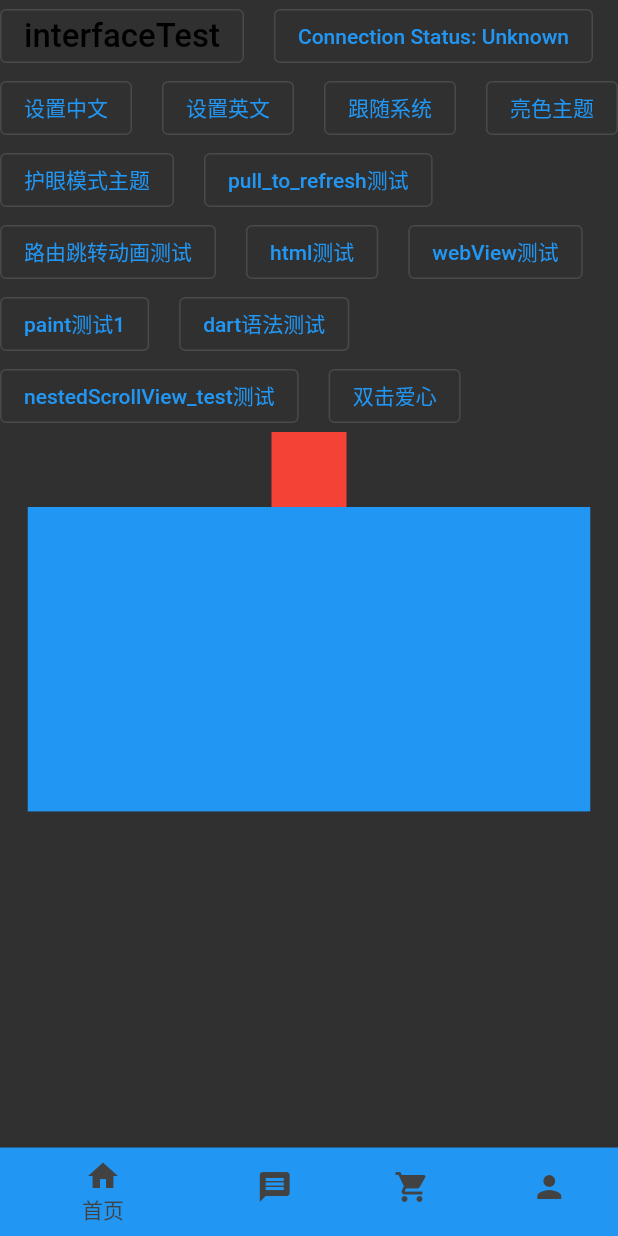
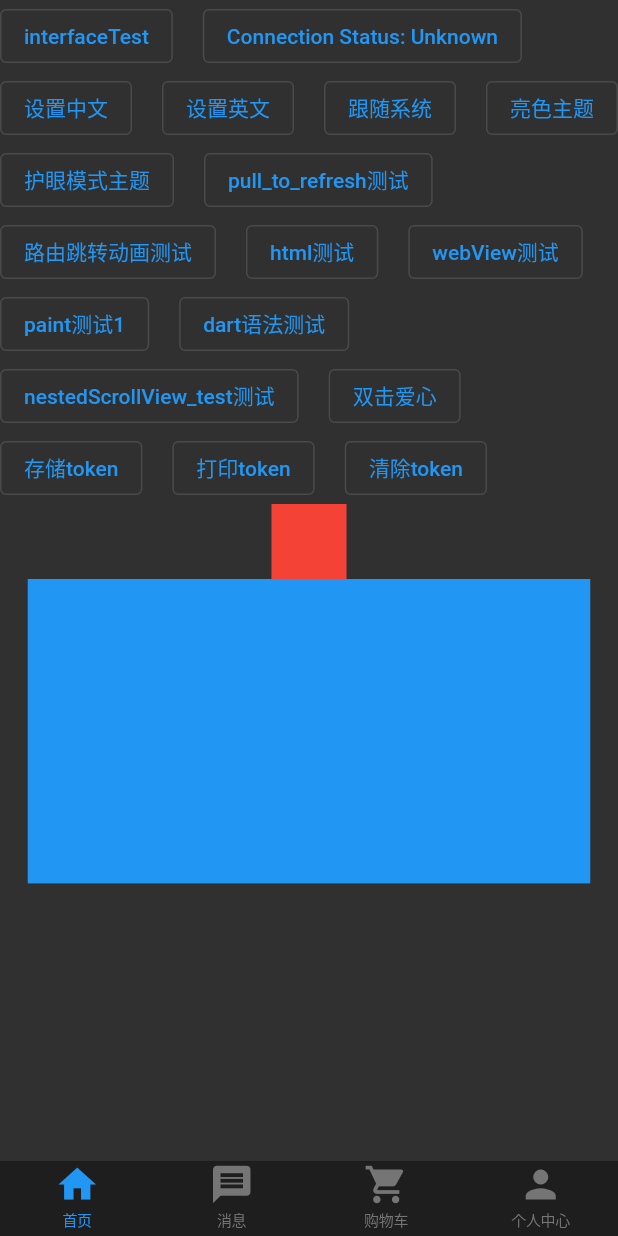
Before and after one commit to dysx/my_network_encapsulation, a Flutter app: the screen it shows after launch, on a phone screen of 412 x 824 dp. Run offline on Flutter 3.47's test engine with Material 2 defaults, Android fonts, the light colour scheme and no system bars; drawn by our look-alikes of oktoast, pull_to_refresh; our stand-ins replace connectivity, dio, extended_nested_scroll_view, flutter_html, logger, shared_preferences and 1 more.

Commit message:
新增路由拦截（统一处理需登陆权限页面）

```diff
--- a/lib/provider/theme_data_model.dart
+++ b/lib/provider/theme_data_model.dart
@@ -8,26 +8,26 @@ class ThemeDataModel extends ChangeNotifier {
 
   int get themeIndex => _themeIndex;
 
+  final ThemeData norTheme = ThemeData(
+      brightness: Brightness.light, // content颜色
+      primaryColor: Color(0xFFF8F8F8), // appbar、topBar颜色
+      accentColor: Colors.lightBlue[100],
+      backgroundColor: Colors.white);
+
+  final ThemeData darkTheme = ThemeData(
+      brightness: Brightness.dark,
+      primaryColor: Colors.black,
+      accentColor: Colors.red,
+      backgroundColor: Colors.black38);
+
   ThemeData get myThemeData {
     switch (_themeIndex) {
       case 0:
-        return ThemeData(
-            brightness: Brightness.light, // content颜色
-            primaryColor: Colors.blue[800], // appbar、topBar颜色
-            accentColor: Colors.lightBlue[100],
-            backgroundColor: Colors.red);
+        return norTheme;
       case 1:
-        return ThemeData(
-            brightness: Brightness.dark,
-            primaryColor: Colors.black,
-            accentColor: Colors.red,
-            backgroundColor: Colors.black38);
+        return darkTheme;
       default:
-        return ThemeData(
-            brightness: Brightness.light,
-            primaryColor: Colors.blue[800],
-            accentColor: Colors.lightBlue[100],
-            backgroundColor: Colors.red);
+        return norTheme;
     }
   }
 
--- a/lib/res/my_colors.dart
+++ b/lib/res/my_colors.dart
@@ -4,6 +4,9 @@ import 'dart:ui';
 /// 颜色管理
 class MyColors {
 
-  static const Color black = Color(0xFF000000);
+  static const Color grey_f8f8 = Color(0xFFF8F8F8);
+  static const Color black_3333 = Color(0xFF333333);
+  static const Color blue_91ff = Color(0xFF0091FF);
+  static const Color yellow_ab00 = Color(0xFFFFAB00);
 
 }
--- a/lib/res/my_text_styles.dart
+++ b/lib/res/my_text_styles.dart
@@ -6,16 +6,14 @@ import 'package:my_network_encapsulation/util/size_util.dart';
 
 /// 字体样式
 class MyTextStyles {
-
-  static TextStyle title = TextStyle(
-      fontSize: 20.sp,
-      color: MyColors.black
-  );
-
-  static TextStyle titleRightStyle = TextStyle(
-      fontSize: 20.sp,
-      color: Colors.red,
-      height: 1.3
-  );
-
+  static TextStyle fourteenWhite =
+      TextStyle(fontSize: 14.sp, color: Colors.white);
+  static TextStyle fourteenBlack3333 =
+  TextStyle(fontSize: 14.sp, color: MyColors.black_3333);
+  static TextStyle sixteenBlue91FF =
+      TextStyle(fontSize: 16.sp, color: MyColors.blue_91ff);
+  static TextStyle sixteenBlack3333 =
+      TextStyle(fontSize: 16.sp, color: MyColors.black_3333);
+  static TextStyle sixteenBlack3333Bold = TextStyle(
+      fontSize: 16.sp, color: MyColors.black_3333, fontWeight: FontWeight.bold);
 }
--- a/lib/routes/page_route_anim.dart
+++ b/lib/routes/page_route_anim.dart
@@ -53,6 +53,25 @@ class SlideTopRouteBuilder extends PageRouteBuilder {
                     ));
 }
 
+// 从下往上展开路由
+class SlideBottomRouteBuilder extends PageRouteBuilder {
+  final Widget page;
+
+  SlideBottomRouteBuilder(this.page)
+      : super(
+      pageBuilder: (context, animation, secondaryAnimation) => page,
+      transitionDuration: Duration(milliseconds: 800),
+      transitionsBuilder:
+          (context, animation, secondaryAnimation, child) =>
+          SlideTransition(
+            position: Tween<Offset>(
+                begin: Offset(0.0, 1.0), end: Offset(0.0, 0.0))
+                .animate(CurvedAnimation(
+                parent: animation, curve: Curves.fastOutSlowIn)),
+            child: child,
+          ));
+}
+
 // 从中间展开路由
 class SizeRoute extends PageRouteBuilder {
   final Widget page;
--- a/lib/routes/router_manger.dart
+++ b/lib/routes/router_manger.dart
@@ -1,19 +1,24 @@
 import 'package:flutter/material.dart';
 import 'package:flutter/cupertino.dart';
+import 'package:my_network_encapsulation/res/my_commons.dart';
 import 'package:my_network_encapsulation/ui/aixin/aixin.dart';
 import 'package:my_network_encapsulation/ui/base/not_found_page.dart';
 import 'package:my_network_encapsulation/ui/flutter_html_test.dart';
 import 'package:my_network_encapsulation/ui/grammar/grammarTest.dart';
 import 'package:my_network_encapsulation/ui/home.dart';
 import 'package:my_network_encapsulation/ui/home_page.dart';
+import 'package:my_network_encapsulation/ui/login/login.dart';
 import 'file:///E:/study_project/my_network_encapsulation/lib/ui/paintTest/paint_test.dart';
 import 'package:my_network_encapsulation/ui/route_anim/test.dart';
 import 'package:my_network_encapsulation/ui/scrollView/nestedScrollView_test.dart';
 import 'file:///E:/study_project/my_network_encapsulation/lib/routes/page_route_anim.dart';
 import 'package:my_network_encapsulation/ui/webview/webView_test.dart';
+import 'package:my_network_encapsulation/util/local_storage.dart';
+import 'package:my_network_encapsulation/util/log_utils.dart';
 
 /// 路由名
 class RouteName {
+  static const String login = 'login';
   static const String home = 'home';
   static const String homePage = 'homePage';
   static const String routeAnim = 'routeAnim';
@@ -29,7 +34,11 @@ class RouteName {
 /// [arguments]: 参数为Object类型，根据需求自定义；接受页面请定义
 class MyRouter {
   static Route<dynamic> generateRoute(RouteSettings settings) {
-    switch (settings.name) {
+    String routeName;
+    routeName = routeBeforeHook(settings);
+    switch (routeName) {
+      case RouteName.login:
+        return SlideBottomRouteBuilder(Login());
       case RouteName.home:
         return SizeRoute(Home());
       case RouteName.routeAnim:
@@ -51,6 +60,36 @@ class MyRouter {
       default:
         return FadeRouteBuilder(NotFoundPage());
     }
+  }
+
+  // 指定哪些页面需要登录权限
+  static List<String> powerPage = [
+    'grammarTest'
+  ];
+
+  /*登陆拦截*/
+  // 此处做登陆权限拦截
+  static String routeBeforeHook(RouteSettings settings) {
+    String route;
+    for (String item in powerPage) {
+      // 如果此路由需登陆权限
+      if (item == settings.name) {
+        // 获取本地存储的token
+        final token = LocalStorage.get(MyCommons.TOKEN) ?? '';
+        if (token != '') {
+          if(settings.name == 'login'){
+            route = 'login';
+          } else {
+            route = settings.name;
+          }
+        } else {
+          route = 'login';
+        }
+      } else {
+        route = settings.name;
+      }
+    }
+    return route;
   }
 }
 
--- a/lib/ui/base/not_found_page.dart
+++ b/lib/ui/base/not_found_page.dart
@@ -11,7 +11,7 @@ class NotFoundPage extends StatelessWidget{
         title: Text(''),
       ),
       body: Center(
-        child: Text('404页面'),
+        child: Text('404!抱歉，页面暂未找到'),
       ),
     );
   }
--- a/lib/ui/common/button/outlined_button.dart
+++ b/lib/ui/common/button/outlined_button.dart
@@ -7,10 +7,14 @@ import 'package:flutter/material.dart';
 class MyOutlinedButton extends StatelessWidget {
   MyOutlinedButton({this.text, this.onPressed,this.borderColor,this.style});
 
+  /// 按下事件
   final Function onPressed;
+  /// 按钮文字
   final String text;
+  /// 文字样式
+  final TextStyle style;
+  /// 边界颜色
   final Color borderColor;
-  final TextStyle style;
 
   @override
   Widget build(BuildContext context) {
--- a/lib/ui/grammar/grammarTest.dart
+++ b/lib/ui/grammar/grammarTest.dart
@@ -12,7 +12,7 @@ class GrammarTest extends StatelessWidget {
   Widget build(BuildContext context) {
     return Scaffold(
       appBar: AppBar(
-        title: Text(''),
+        toolbarHeight: 0,
       ),
       body: Column(
         children: [
--- a/lib/ui/home.dart
+++ b/lib/ui/home.dart
@@ -5,10 +5,15 @@ import 'package:connectivity/connectivity.dart';
 import 'package:flutter/cupertino.dart';
 import 'package:flutter/material.dart';
 import 'package:my_network_encapsulation/config/application.dart';
+import 'package:my_network_encapsulation/res/my_commons.dart';
+import 'package:my_network_encapsulation/res/my_text_styles.dart';
 import 'package:my_network_encapsulation/ui/aixin/aixin.dart';
 import 'package:my_network_encapsulation/ui/grammar/grammarTest.dart';
 import 'package:my_network_encapsulation/ui/home_page.dart';
+import 'package:my_network_encapsulation/ui/login/goto_login.dart';
+import 'package:my_network_encapsulation/ui/login/login.dart';
 import 'package:my_network_encapsulation/ui/paintTest/paint_test.dart';
+import 'package:my_network_encapsulation/util/local_storage.dart';
 
 /// @name：
 /// @author qds
@@ -29,22 +34,18 @@ class HomeState extends State<Home> {
   int currentIndex = 0;
   final List<BottomNavigationBarItem> bottomNavItems = [
     BottomNavigationBarItem(
-      backgroundColor: Colors.blue,
       icon: Icon(Icons.home),
       label: '首页',
     ),
     BottomNavigationBarItem(
-      backgroundColor: Colors.blue,
       icon: Icon(Icons.message),
       label: '消息',
     ),
     BottomNavigationBarItem(
-      backgroundColor: Colors.blue,
       icon: Icon(Icons.shopping_cart),
       label: '购物车',
     ),
     BottomNavigationBarItem(
-      backgroundColor: Colors.blue,
       icon: Icon(Icons.person),
       label: '个人中心',
     ),
@@ -54,14 +55,25 @@ class HomeState extends State<Home> {
   @override
   Widget build(BuildContext context) {
     return Scaffold(
-      bottomNavigationBar: BottomNavigationBar(
-        items: bottomNavItems,
+      bottomNavigationBar:
+      CupertinoTabBar(
         currentIndex: currentIndex,
-        type: BottomNavigationBarType.shifting,
         onTap: (index) {
           _changePage(index);
         },
+        items: bottomNavItems,
+        activeColor: Colors.blue,
       ),
+
+      // BottomNavigationBar(
+      //   items: bottomNavItems,
+      //   currentIndex: currentIndex,
+      //   type: BottomNavigationBarType.fixed,
+      //   fixedColor: Colors.green,
+      //   onTap: (index) {
+      //     _changePage(index);
+      //   },
+      // ),
       body: pages[currentIndex]
     );
   }
@@ -93,9 +105,25 @@ class HomeState extends State<Home> {
   void _changePage(int index) {
     /*如果点击的导航项不是当前项  切换 */
     if (index != currentIndex) {
+      if(index == 2){
+        checkPower();
+      }
       setState(() {
         currentIndex = index;
       });
+    }
+  }
+
+  /*登陆权限拦截*/
+  Future<void> checkPower() async {
+    // 获取本地存储的token
+    final token = LocalStorage.get(MyCommons.TOKEN) ?? '';
+    if (token == '') {
+      setState(() {
+        pages[2] = GoToLogin();
+      });
+    } else {
+      pages[2] = PaintTest();
     }
   }
 
--- a/lib/ui/home_page.dart
+++ b/lib/ui/home_page.dart
@@ -13,12 +13,15 @@ import 'package:my_network_encapsulation/network/request_util.dart';
 import 'package:my_network_encapsulation/provider/locale_model.dart';
 import 'package:my_network_encapsulation/provider/theme_data_model.dart';
 import 'package:my_network_encapsulation/res/my_colors.dart';
+import 'package:my_network_encapsulation/res/my_commons.dart';
 import 'package:my_network_encapsulation/res/my_text_styles.dart';
 import 'package:my_network_encapsulation/routes/router_manger.dart';
 import 'package:my_network_encapsulation/ui/aixin/aixin.dart';
 import 'package:my_network_encapsulation/ui/common/button/outlined_button.dart';
 import 'package:my_network_encapsulation/ui/refresh/test.dart';
+import 'package:my_network_encapsulation/util/local_storage.dart';
 import 'package:my_network_encapsulation/util/size_util.dart';
+import 'package:oktoast/oktoast.dart';
 import 'package:provider/provider.dart';
 
 /// @name：
@@ -39,8 +42,10 @@ class HomePageState extends State<HomePage> {
 
   @override
   Widget build(BuildContext context) {
-    final _theme = Provider.of<ThemeDataModel>(context);
     return Scaffold(
+      appBar: AppBar(
+        toolbarHeight: 0,
+      ),
       body: Container(
         // color: Colors.red,
         width: double.maxFinite,
@@ -90,8 +95,7 @@ class HomePageState extends State<HomePage> {
                       // });
 
                     },
-                    text: S.of(context).interfaceTest,
-                    style: MyTextStyles.title,
+                    text: S.of(context).interfaceTest
                   ),
                   MyOutlinedButton(
                     onPressed: (){
@@ -184,20 +188,27 @@ class HomePageState extends State<HomePage> {
                   ),
                   MyOutlinedButton(
                     onPressed: (){
-                      // Navigator.of(context).pushNamed(RouteName.aiXin,arguments: );
-
-                      // Navigator.push(
-                      //     context, new MaterialPageRoute(builder: (context) => TikTokVideoGesture(
-                      //   child: Container(
-                      //     width: double.minPositive,
-                      //     height: double.minPositive,
-                      //     color: Colors.white,
-                      //   ),
-                      // )));
-
-                      Navigator.of(context).pushNamed('fdkjfjk');
+                      Navigator.of(context).pushNamed(RouteName.aiXin);
                     },
                     text: "双击爱心",
+                  ),
+                  MyOutlinedButton(
+                    onPressed: (){
+                      LocalStorage.save(MyCommons.TOKEN, '123');
+                    },
+                    text: "存储token",
+                  ),
+                  MyOutlinedButton(
+                    onPressed: (){
+                      showToast(LocalStorage.get(MyCommons.TOKEN));
+                    },
+                    text: "打印token",
+                  ),
+                  MyOutlinedButton(
+                    onPressed: (){
+                      LocalStorage.remove(MyCommons.TOKEN);
+                    },
+                    text: "清除token",
                   )
                 ],
               ),
--- a/lib/ui/route_anim/test.dart
+++ b/lib/ui/route_anim/test.dart
@@ -3,7 +3,6 @@ import 'package:flutter/cupertino.dart';
 import 'package:flutter/material.dart';
 import 'package:my_network_encapsulation/base/my_base_widget.dart';
 
-/// @name：团队介绍
 class RouteAnim extends MyBaseWidget {
 
   RouteAnim({Key key,this.arguments}):super(key: key);
```
Also changed, not shown: lib/alert/alert.dart (+16 -43 lines), lib/network/intercept/request_interceptor.dart (+7 -2 lines), lib/ui/common/button/text_button.dart (+12 -3 lines), lib/ui/login/goto_login.dart (added, +29 -0 lines), lib/ui/login/login.dart (added, +17 -0 lines).
